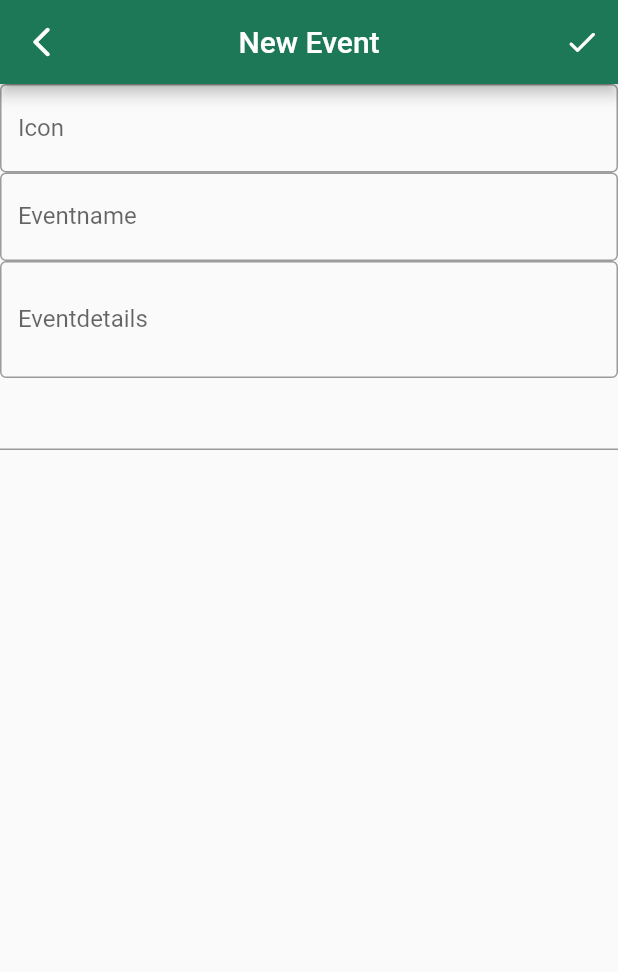
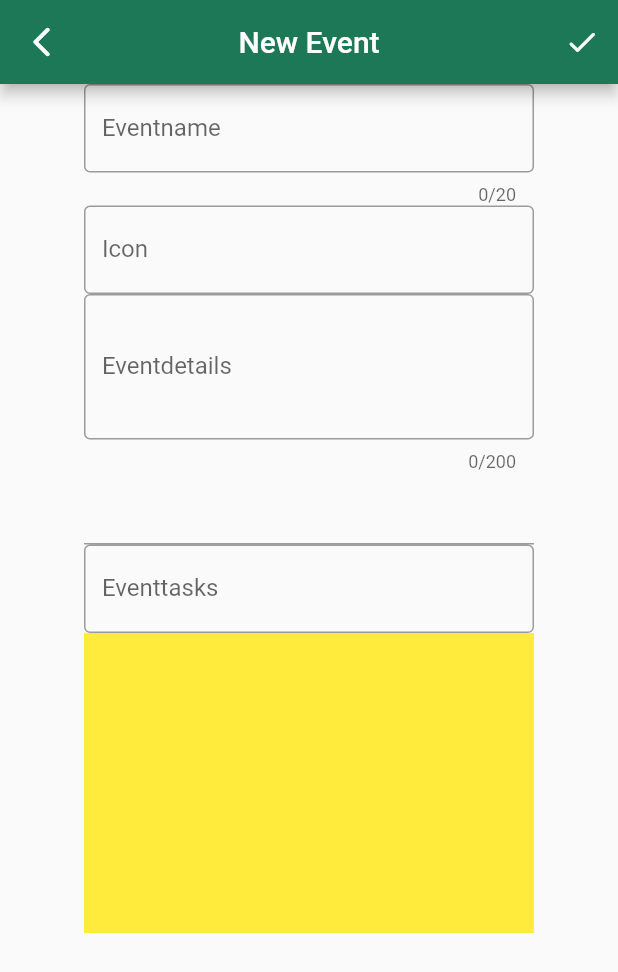
Before and after one commit to Maretius/evented, a Flutter app: the screen it shows after launch, after a tap on the "add" icon, on a phone screen of 412 x 824 dp. Shown: the top 972 px of the screen. Run offline on Flutter 3.47's test engine with Material 2 defaults, Android fonts, the phone set to English and light mode, and no system bars; drawn by our look-alikes of date_field.

Commit message:
allgemeine Aenderungen

```diff
--- a/lib/database.dart
+++ b/lib/database.dart
@@ -1,4 +1,4 @@
-//import 'package:cloud_firestore/cloud_firesore.dart';
+//import 'package:date_field/date_field.dart';
 
 class DataBaseService{
 
--- a/lib/event.dart
+++ b/lib/event.dart
@@ -87,7 +87,7 @@ class ButtonContainer extends StatelessWidget {
           IconButton(
             icon: Icon(
               buttonIcon,
-              size: 34,
+              size: 32,
               color: Colors.white,
             ),
             onPressed: null,
--- a/lib/main.dart
+++ b/lib/main.dart
@@ -58,12 +58,9 @@ class Evented extends StatelessWidget {
         body: ListView(
           scrollDirection: Axis.vertical,
           children: <Widget>[
-            SingleEvent("🦆", "Ehre!"),
-            SingleEvent("🐣", "Tschüss"),
-            SingleEvent("🐣", "Gutschi"),
-            SingleEvent("🐣", "LOL"),
-            SingleEvent("☀", "Hot"),
-            SingleEvent("🐣", "Abfahrt")
+            SingleEvent("🦆", "1. Veranstaltung"),
+            SingleEvent("🐣", "2. Veranstaltung"),
+            SingleEvent("🏒", "3. Veranstaltung"),
           ],
         ),
         backgroundColor: kPrimaryBackgroundColor,
--- a/lib/newEvent.dart
+++ b/lib/newEvent.dart
@@ -1,5 +1,5 @@
+import 'package:date_field/date_field.dart';
 import 'package:flutter/material.dart';
-import 'package:date_field/date_field.dart';
 import 'constants.dart';
 import 'main.dart';
 
@@ -19,25 +19,29 @@ class NewEvent extends StatelessWidget {
             ),
           ),
           actions: [
-          IconButton(
-              onPressed: () {
-                Navigator.push(context,
-                    MaterialPageRoute(builder: (context) => Evented()));
-              },
-              icon: Icon(Icons.done_rounded)),
+            IconButton(onPressed: () {}, icon: Icon(Icons.done_rounded)),
           ],
           backgroundColor: kPrimaryColor,
         ),
-      body: Column(
+        body: Center(
+          child: Container(
+            width: 300,
+            child: Column(
               mainAxisAlignment: MainAxisAlignment.start,
-        children: <Widget>[
+              children: [
+                EventName(),
                 EventEmoji(),
-          EventName(),
                 EventDetails(),
                 EventDate(),
+                EventTasks(),
+                Container(
+                  height: 200,
+                  color: Colors.yellow,
+                )
               ],
             ),
-    );
+          ),
+        ));
   }
 }
 
@@ -81,6 +85,7 @@ class _EventNameState extends State<EventName> {
   Widget build(BuildContext context) {
     return TextField(
       onChanged: updateEventName,
+      maxLength: 20,
       decoration:
           InputDecoration(border: OutlineInputBorder(), labelText: "Eventname"),
     );
@@ -105,7 +110,8 @@ class _EventDetailsState extends State<EventDetails> {
     return TextField(
       onChanged: updateEventDetails,
       keyboardType: TextInputType.multiline,
-      maxLines: 2,
+      maxLines: 3,
+      maxLength: 200,
       decoration: InputDecoration(
           border: OutlineInputBorder(), labelText: "Eventdetails"),
     );
@@ -134,3 +140,26 @@ class _EventDateState extends State<EventDate> {
     );
   }
 }
+
+class EventTasks extends StatefulWidget {
+  @override
+  _EventTasksState createState() => _EventTasksState();
+}
+
+class _EventTasksState extends State<EventTasks> {
+  void updateEventTasks(String text4) {
+    setState(() {
+      userText4 = text4;
+    });
+  }
+
+  String userText4 = "";
+  @override
+  Widget build(BuildContext context) {
+    return TextField(
+      onChanged: updateEventTasks,
+      decoration:
+      InputDecoration(border: OutlineInputBorder(), labelText: "Eventtasks"),
+    );
+  }
+}
```
Lines whose indentation alone changed are shown as unchanged.
